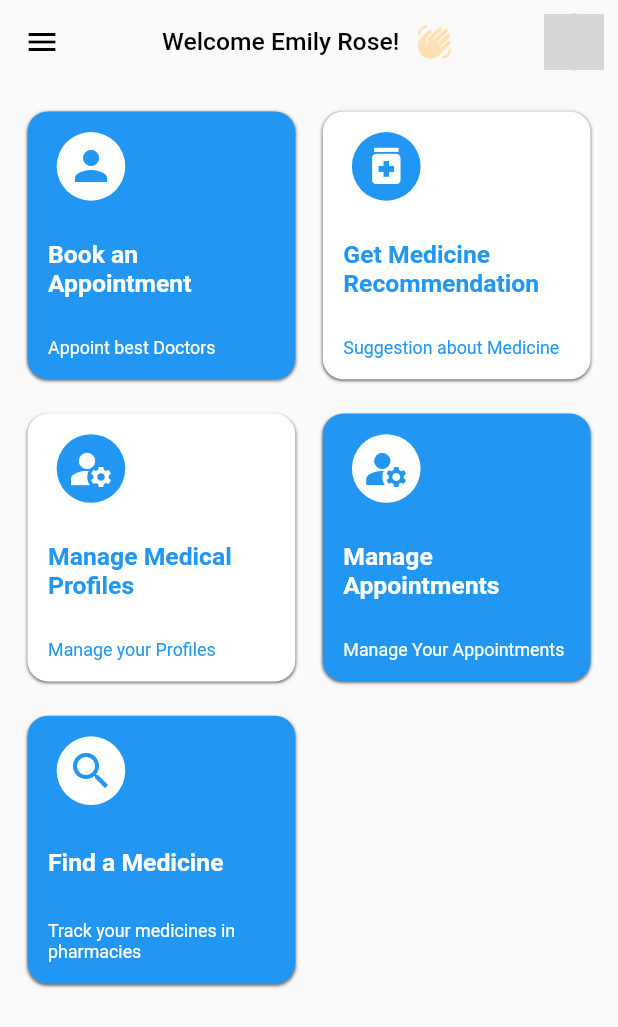
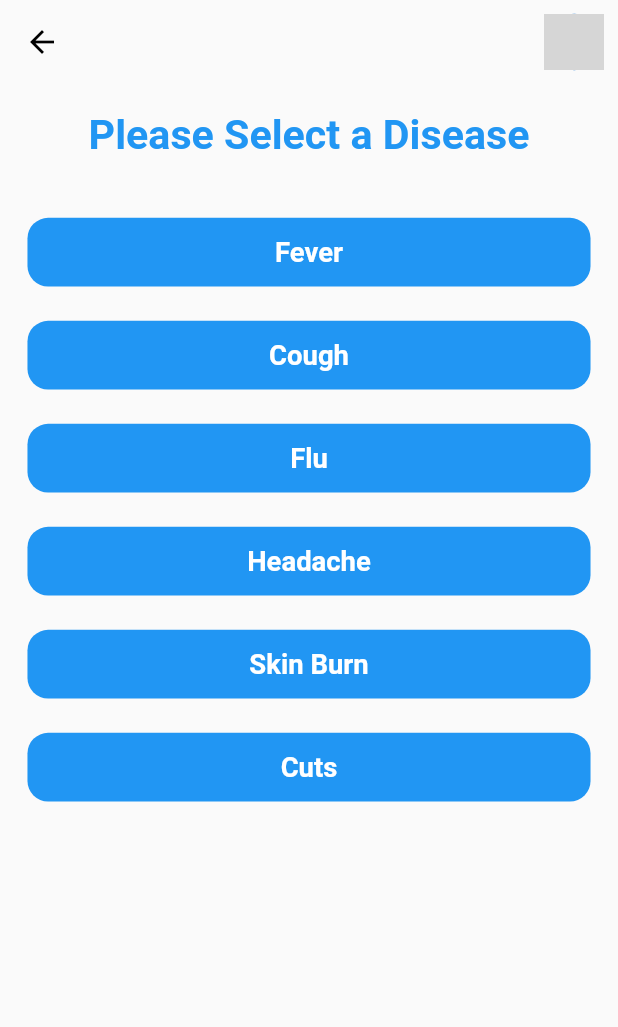
Before and after one commit to realfaiq/Health-Demic, a Flutter app: the screen it shows after launch, after a tap on "Log In", after a tap on "Get Medicine Recommendation", on a phone screen of 412 x 824 dp. Shown: the top 1027 px of the screen. Run offline on Flutter 3.47's test engine with Material 2 defaults, Android fonts, the phone set to English and light mode, and no system bars; our stand-ins replace flutter_screenutil; network calls fail; grey boxes are pictures that could not be loaded.

Commit message:
Optimized code and added 2 screens

```diff
--- a/lib/main.dart
+++ b/lib/main.dart
@@ -1,8 +1,12 @@
 import 'package:flutter/material.dart';
 import 'package:flutter_screenutil/flutter_screenutil.dart';
+import 'package:health_demic/screens/Patient/doctor_recommender_Screen.dart';
 import 'screens/Common/log_In_Screen.dart';
 import 'screens/Common/sign_up_Screen.dart';
 import 'screens/Patient/home_Screen.dart';
+import 'screens/Patient/mild_Diseases_Screen.dart';
+import 'screens/Patient/specific_Diseases_Screen.dart';
+import 'screens/Patient/specific_Diseases_Screen.dart';
 
 void main() => runApp(MyApp());
 
@@ -21,14 +25,31 @@ class MyApp extends StatelessWidget {
                 primarySwatch: Colors.blue,
                 accentColor: Colors.white,
                 errorColor: Colors.red,
-                textTheme: ThemeData.light()
-                    .textTheme
-                    .copyWith(bodyMedium: TextStyle(fontSize: 12))),
+                textTheme: ThemeData.light().textTheme.copyWith(
+                      titleLarge: TextStyle(
+                          fontFamily: 'Roboto',
+                          fontSize: 30.sp,
+                          color: Colors.blue,
+                          fontWeight: FontWeight.bold),
+                      titleMedium: TextStyle(
+                          fontFamily: 'Roboto',
+                          fontSize: 18.sp,
+                          color: Colors.black),
+                      titleSmall: TextStyle(
+                          fontFamily: 'Roboto',
+                          fontSize: 18.sp,
+                          color: Colors.blue),
+                    )),
             // home: LogInScreen(),
             routes: {
               '/': (context) => LogInScreen(),
               SignUpScreen.routeName: (context) => SignUpScreen(),
               PatientHomeScreen.routeName: (context) => PatientHomeScreen(),
+              MildDiseaseScreen.routeName: (context) => MildDiseaseScreen(),
+              SpecificDiseasesScreen.routeName: (context) =>
+                  SpecificDiseasesScreen(),
+              DoctorRecommenderScreen.routeName: (context) =>
+                  DoctorRecommenderScreen(),
             },
           );
         });
--- a/lib/screens/Common/log_In_Screen.dart
+++ b/lib/screens/Common/log_In_Screen.dart
@@ -26,7 +26,7 @@ class LogInScreen extends StatelessWidget {
                     hintText: 'Enter your Email',
                     prefixIcon: Icon(Icons.email),
                   ),
-                  style: TextStyle(fontSize: 18.sp),
+                  style: Theme.of(context).textTheme.titleMedium,
                 ),
                 SizedBox(
                   height: 13.h,
@@ -37,7 +37,7 @@ class LogInScreen extends StatelessWidget {
                       prefixIcon: Icon(
                         Icons.lock,
                       )),
-                  style: TextStyle(fontSize: 18.sp),
+                  style: Theme.of(context).textTheme.titleMedium,
                 ),
                 SizedBox(
                   height: 15.h,
@@ -51,14 +51,18 @@ class LogInScreen extends StatelessWidget {
                     },
                     child: Text(
                       'Log In',
+                      style: TextStyle(
+                          fontFamily: 'Roboto',
+                          fontSize: 18.sp,
+                          color: Theme.of(context).accentColor),
                     ),
                     style: ButtonStyle(
                         padding: MaterialStateProperty.all<EdgeInsets>(
-                            EdgeInsets.symmetric(vertical: 11.sp)),
-                        foregroundColor:
-                            MaterialStateProperty.all<Color>(Colors.white),
-                        backgroundColor:
-                            MaterialStateProperty.all<Color>(Colors.blue),
+                            EdgeInsets.symmetric(vertical: 15.sp)),
+                        foregroundColor: MaterialStateProperty.all<Color>(
+                            Theme.of(context).accentColor),
+                        backgroundColor: MaterialStateProperty.all<Color>(
+                            Theme.of(context).primaryColor),
                         shape:
                             MaterialStateProperty.all<RoundedRectangleBorder>(
                                 RoundedRectangleBorder(
@@ -72,7 +76,7 @@ class LogInScreen extends StatelessWidget {
                     onPressed: () {},
                     child: Text(
                       'Forgetten Password?',
-                      style: TextStyle(fontSize: 18.sp),
+                      style: Theme.of(context).textTheme.titleSmall,
                     ),
                     style: ButtonStyle(
                       overlayColor: MaterialStateColor.resolveWith(
@@ -90,7 +94,7 @@ class LogInScreen extends StatelessWidget {
               children: [
                 Text(
                   'Don\'t have an Account?',
-                  style: TextStyle(fontSize: 18.sp),
+                  style: Theme.of(context).textTheme.titleMedium,
                 ),
                 TextButton(
                   onPressed: () {
@@ -99,7 +103,7 @@ class LogInScreen extends StatelessWidget {
                             borderRadius: BorderRadius.only(
                                 topLeft: Radius.circular(25.r),
                                 topRight: Radius.circular(25.r))),
-                        backgroundColor: Colors.blue,
+                        backgroundColor: Theme.of(context).primaryColor,
                         context: context,
                         builder: (BuildContext context) {
                           return Container(
@@ -117,7 +121,7 @@ class LogInScreen extends StatelessWidget {
                                       'Sign Up as Patient',
                                       style: TextStyle(
                                           fontSize: 25.sp,
-                                          color: Colors.white,
+                                          color: Theme.of(context).accentColor,
                                           fontWeight: FontWeight.bold),
                                     ),
                                     style: TextButton.styleFrom(
@@ -128,12 +132,12 @@ class LogInScreen extends StatelessWidget {
                                     ),
                                   ),
                                   Divider(
-                                    color: Colors.white,
+                                    color: Theme.of(context).accentColor,
                                   ),
                                   Text(
                                     'Cannot Sign Up as Doctor',
                                     style: TextStyle(
-                                        color: Colors.white,
+                                        color: Theme.of(context).accentColor,
                                         fontSize: 25.sp,
                                         fontWeight: FontWeight.bold),
                                   ),
@@ -142,7 +146,8 @@ class LogInScreen extends StatelessWidget {
                                     child: Text(
                                       'Because of Authenticity reasons we prefer that doctors do not Sign Up directly. In order to Sign Up as Doctor. Contact us at ahmadfaiq46@gmail.com or abdurrehman1112@gmail.com. Our team will reach to you ASAP!',
                                       style: TextStyle(
-                                          color: Colors.white, fontSize: 15.sp),
+                                          color: Theme.of(context).accentColor,
+                                          fontSize: 15.sp),
                                     ),
                                   )
                                 ]),
@@ -151,7 +156,7 @@ class LogInScreen extends StatelessWidget {
                   },
                   child: Text(
                     'Sign Up',
-                    style: TextStyle(fontSize: 18.sp),
+                    style: Theme.of(context).textTheme.titleSmall,
                   ),
                   style: ButtonStyle(
                     overlayColor: MaterialStateColor.resolveWith(
--- a/lib/screens/Patient/home_Screen.dart
+++ b/lib/screens/Patient/home_Screen.dart
@@ -3,6 +3,8 @@ import 'package:flutter_screenutil/flutter_screenutil.dart';
 import '../../widgets/Mobile_Box.dart';
 import '../../widgets/Tab_Box.dart';
 import '../../widgets/Drawer.dart';
+import '../Patient/mild_Diseases_Screen.dart';
+import '../Patient/specific_Diseases_Screen.dart';
 
 class PatientHomeScreen extends StatelessWidget {
   static const routeName = '/home-screen';
@@ -18,7 +20,7 @@ class PatientHomeScreen extends StatelessWidget {
         title: Row(mainAxisAlignment: MainAxisAlignment.center, children: [
           Text(
             'Welcome Emily Rose!',
-            style: TextStyle(color: Colors.black, fontSize: 18.sp),
+            style: Theme.of(context).textTheme.titleMedium,
           ),
           SizedBox(
             width: 10.w,
@@ -49,15 +51,19 @@ class PatientHomeScreen extends StatelessWidget {
               childAspectRatio: 2 / 2,
               children: [
                 MobileBox('blue', 'Book an Appointment', 'Appoint best Doctors',
-                    Icons.person),
-                MobileBox('white', 'Get Medicine Recommendation',
-                    'Suggestion about Medicine', Icons.medication),
-                MobileBox('white', 'Manage Medical Profiles',
-                    'Manage your Profiles', Icons.manage_accounts),
-                MobileBox('blue', 'Manage Appointments',
-                    'Manage Your Appointments', Icons.manage_accounts),
-                MobileBox('blue', 'Find a Medicine',
-                    'Track your medicines in pharmacies', Icons.search),
+                    Icons.person, SpecificDiseasesScreen.routeName),
+                MobileBox(
+                    'white',
+                    'Get Medicine Recommendation',
+                    'Suggestion about Medicine',
+                    Icons.medication,
+                    MildDiseaseScreen.routeName),
+                // MobileBox('white', 'Manage Medical Profiles',
+                //     'Manage your Profiles', Icons.manage_accounts),
+                // MobileBox('blue', 'Manage Appointments',
+                //     'Manage Your Appointments', Icons.manage_accounts),
+                // MobileBox('blue', 'Find a Medicine',
+                //     'Track your medicines in pharmacies', Icons.search),
               ],
             );
           } else {
--- /dev/null
+++ b/lib/screens/Patient/mild_Diseases_Screen.dart
@@ -0,0 +1,45 @@
+import 'package:flutter/material.dart';
+import 'package:flutter_screenutil/flutter_screenutil.dart';
+import '../../widgets/Disease_Box.dart';
+
+class MildDiseaseScreen extends StatelessWidget {
+  const MildDiseaseScreen({super.key});
+  static const routeName = '/mild-disease';
+
+  @override
+  Widget build(BuildContext context) {
+    return Scaffold(
+        appBar: (AppBar(
+          iconTheme: IconThemeData(color: Colors.black),
+          backgroundColor: Colors.transparent,
+          elevation: 0,
+          actions: [
+            Padding(
+                padding: EdgeInsets.all(10.sp),
+                child: CircleAvatar(
+                  backgroundImage: NetworkImage(
+                      'https://images.unsplash.com/photo-1517841905240-472988babdf9?ixlib=rb-4.0.3&ixid=MnwxMjA3fDB8MHxwaG90by1wYWdlfHx8fGVufDB8fHx8&auto=format&fit=crop&w=387&q=80'),
+                )),
+          ],
+        )),
+        body: ListView(children: [
+          SizedBox(
+            height: 20.h,
+          ),
+          Text(
+            'Please Select a Disease',
+            style: Theme.of(context).textTheme.titleLarge,
+            textAlign: TextAlign.center,
+          ),
+          SizedBox(
+            height: 30.h,
+          ),
+          DiseaseBox('Fever'),
+          DiseaseBox('Cough'),
+          DiseaseBox('Flu'),
+          DiseaseBox('Headache'),
+          DiseaseBox('Skin Burn'),
+          DiseaseBox('Cuts'),
+        ]));
+  }
+}
--- /dev/null
+++ b/lib/widgets/Disease_Box.dart
@@ -0,0 +1,39 @@
+import 'package:flutter/material.dart';
+import 'package:flutter_screenutil/flutter_screenutil.dart';
+import '../screens/Patient/doctor_recommender_Screen.dart';
+
+class DiseaseBox extends StatelessWidget {
+  final String diseaseName;
+  // final String routeName;
+
+  DiseaseBox(this.diseaseName);
+
+  @override
+  Widget build(BuildContext context) {
+    return InkWell(
+      onTap: () {
+        Navigator.of(context).pushNamed(DoctorRecommenderScreen.routeName);
+      },
+      child: Container(
+        margin: EdgeInsets.symmetric(horizontal: 20.h, vertical: 10.w),
+        height: 50.h,
+        width: double.infinity,
+        child: Align(
+          alignment: Alignment.center,
+          child: Text(
+            diseaseName,
+            style: TextStyle(
+                fontFamily: 'Roboto',
+                fontSize: 20.sp,
+                fontWeight: FontWeight.bold,
+                color: Theme.of(context).accentColor),
+            textAlign: TextAlign.center,
+          ),
+        ),
+        decoration: BoxDecoration(
+            borderRadius: BorderRadius.all(Radius.circular(15.r)),
+            color: Theme.of(context).primaryColor),
+      ),
+    );
+  }
+}
--- a/lib/widgets/Mobile_Box.dart
+++ b/lib/widgets/Mobile_Box.dart
@@ -6,16 +6,22 @@ class MobileBox extends StatelessWidget {
   final String headText;
   final String bodyText;
   final IconData icon;
+  final String routeName;
 
-  MobileBox(this.color, this.headText, this.bodyText, this.icon);
+  MobileBox(
+      this.color, this.headText, this.bodyText, this.icon, this.routeName);
 
   @override
   Widget build(BuildContext context) {
     return InkWell(
-        onTap: () {},
+        onTap: () {
+          Navigator.of(context).pushNamed(routeName);
+        },
         child: Container(
             decoration: BoxDecoration(
-                color: color == 'blue' ? Colors.blue : Colors.white,
+                color: color == 'blue'
+                    ? Theme.of(context).primaryColor
+                    : Theme.of(context).accentColor,
                 borderRadius: BorderRadius.all(Radius.circular(15.r)),
                 boxShadow: [
                   BoxShadow(
@@ -35,12 +41,16 @@ class MobileBox extends StatelessWidget {
                       width: 50.w,
                       decoration: BoxDecoration(
                         shape: BoxShape.circle,
-                        color: color == 'blue' ? Colors.white : Colors.blue,
+                        color: color == 'blue'
+                            ? Theme.of(context).accentColor
+                            : Theme.of(context).primaryColor,
                       ),
                       child: Icon(
                         icon,
                         size: 35.sp,
-                        color: color == 'blue' ? Colors.blue : Colors.white,
+                        color: color == 'blue'
+                            ? Theme.of(context).primaryColor
+                            : Theme.of(context).accentColor,
                       ),
                       alignment: Alignment.center,
                     ),
@@ -50,15 +60,20 @@ class MobileBox extends StatelessWidget {
                     Text(
                       headText,
                       style: TextStyle(
-                          color: color == 'blue' ? Colors.white : Colors.blue,
-                          fontSize: 18.h,
+                          color: color == 'blue'
+                              ? Theme.of(context).accentColor
+                              : Theme.of(context).primaryColor,
+                          fontSize: 18.sp,
+                          fontFamily: 'Roboto',
                           fontWeight: FontWeight.bold),
                     ),
                     Text(
                       bodyText,
                       style: TextStyle(
                           fontSize: 13.sp,
-                          color: color == 'blue' ? Colors.white : Colors.blue),
+                          color: color == 'blue'
+                              ? Theme.of(context).accentColor
+                              : Theme.of(context).primaryColor),
                     )
                   ]),
             )));
```
Also changed, not shown: lib/screens/Common/sign_up_Screen.dart (+13 -10 lines), lib/screens/Patient/doctor_recommender_Screen.dart (added, +25 -0 lines), lib/screens/Patient/specific_Diseases_Screen.dart (added, +44 -0 lines), pubspec.yaml (+8 -6 lines), assets/fonts/Roboto-Bold.ttf (added), assets/fonts/Roboto-Italic.ttf (added), assets/fonts/Roboto-Regular.ttf (added).
